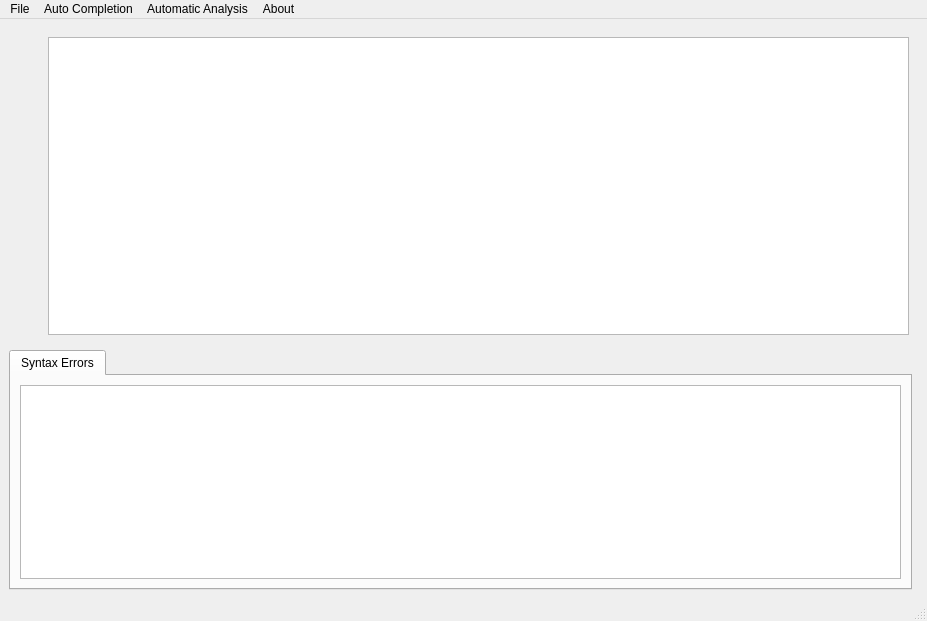
Old version of the form src/app/mainwindow.ui in the repository tdauth/vjasside.
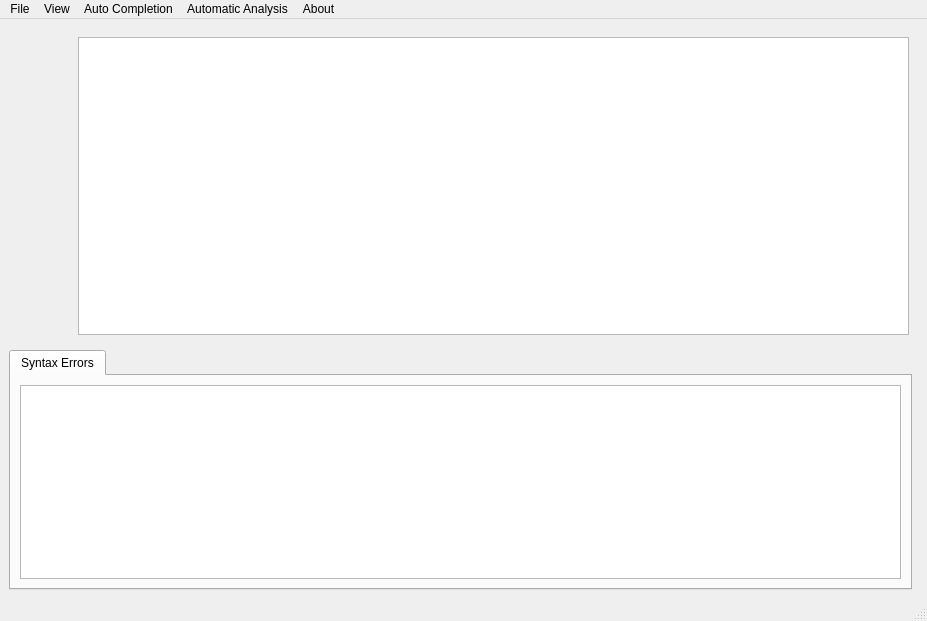
New version of the form. Custom widgets are drawn as their Qt base class.

The edit to the form file:
```diff
--- a/src/app/mainwindow.ui
+++ b/src/app/mainwindow.ui
@@ -62,7 +62,7 @@
            </property>
            <property name="minimumSize">
             <size>
-             <width>30</width>
+             <width>60</width>
              <height>0</height>
             </size>
            </property>
@@ -122,7 +122,15 @@
     <addaction name="actionEnableSyntaxHighlighting"/>
     <addaction name="actionEnableSyntaxCheck"/>
    </widget>
+   <widget class="QMenu" name="menuView">
+    <property name="title">
+     <string>View</string>
+    </property>
+    <addaction name="actionLineNumbers"/>
+    <addaction name="actionShowWhiteSpaces"/>
+   </widget>
    <addaction name="menuFile"/>
+   <addaction name="menuView"/>
    <addaction name="menuAuto_Completion"/>
    <addaction name="menuAutomaticAnalysis"/>
    <addaction name="menuAbout"/>
```
Left out of the diff: 16 changed lines with no effect on the pictures.
